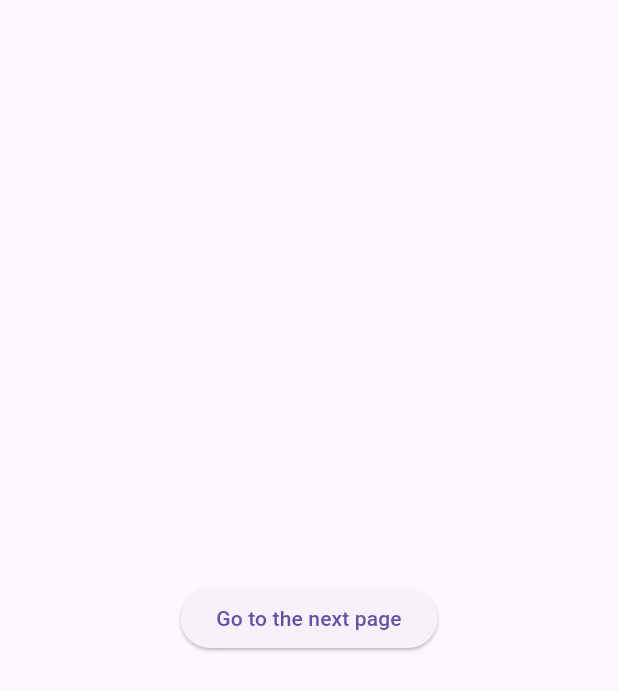
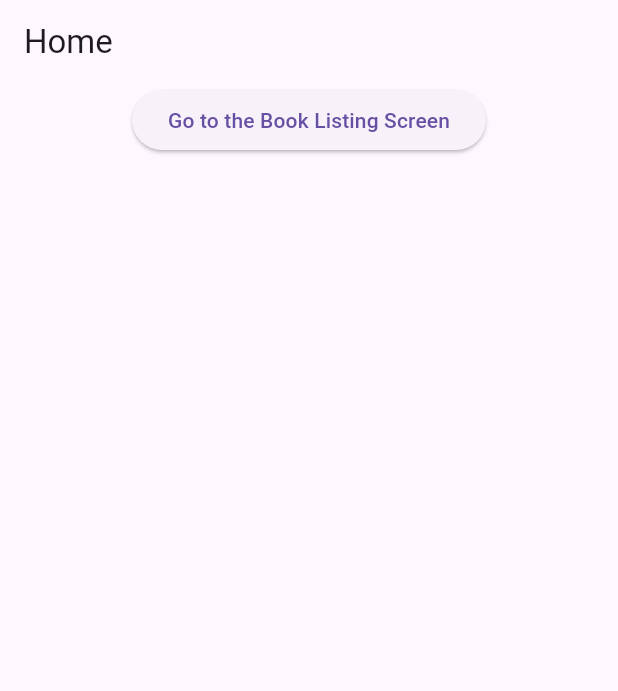
Before and after one commit to Cavin6080/Auto_route_Demo, a Flutter app: the screen it shows after launch, on a phone screen of 412 x 824 dp. Shown: the top 691 px of the screen. Run offline on Flutter 3.47's test engine with Material 2 defaults, Android fonts, the phone set to English and light mode, and no system bars; our stand-ins replace auto_route.

Commit message:
[ADD] Navigation with path params and query params

```diff
--- /dev/null
+++ b/lib/pages/home_page.dart
@@ -0,0 +1,34 @@
+import 'package:auto_route/auto_route.dart';
+import 'package:auto_route_demo/routes/routes.gr.dart';
+import 'package:flutter/material.dart';
+
+class HomePage extends StatelessWidget {
+  const HomePage({super.key});
+
+  @override
+  Widget build(BuildContext context) {
+    return Scaffold(
+      appBar: AppBar(
+        title: const Text("Home"),
+      ),
+      body: ListView(
+        children: [
+          Center(
+            child: ElevatedButton(
+              onPressed: () => context.pushRoute(
+                BookListRoute(
+                  name: 'cavin',
+                  // isGreen: true,
+                  // showName: false,
+                ),
+              ),
+              child: const Text(
+                "Go to the Book Listing Screen",
+              ),
+            ),
+          ),
+        ],
+      ),
+    );
+  }
+}
--- a/lib/routes/routes.dart
+++ b/lib/routes/routes.dart
@@ -1,11 +1,20 @@
 import 'package:auto_route/annotations.dart';
 import 'package:auto_route_demo/pages/book_details_page.dart';
 import 'package:auto_route_demo/pages/book_list_page.dart';
+import 'package:auto_route_demo/pages/home_page.dart';
 
 @MaterialAutoRouter(
   replaceInRouteName: 'Page,Route',
   routes: <AutoRoute>[
-    AutoRoute(page: BookListPage, initial: true),
+    AutoRoute(
+      page: HomePage,
+      initial: true,
+      path: '/home',
+    ),
+    AutoRoute(
+      page: BookListPage,
+      path: '/home/:name',
+    ),
     AutoRoute(page: BookDetailsPage),
   ],
 )
```
Also changed, not shown: lib/pages/book_list_page.dart (+25 -2 lines), lib/routes/routes.gr.dart, 1 other file.
